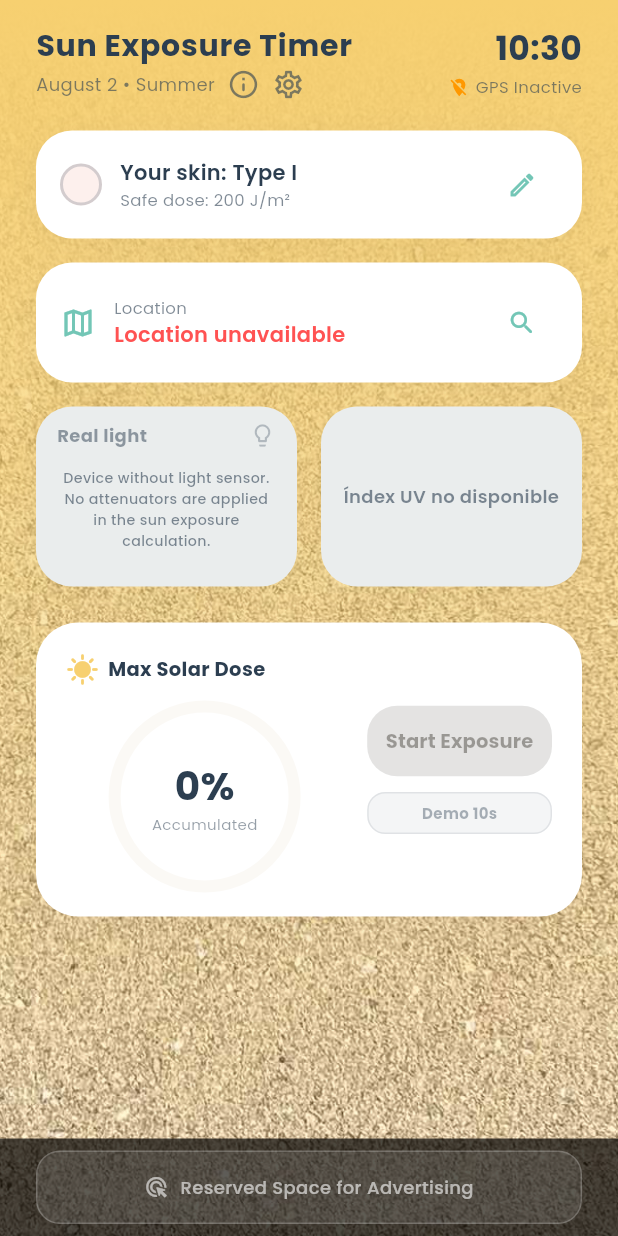
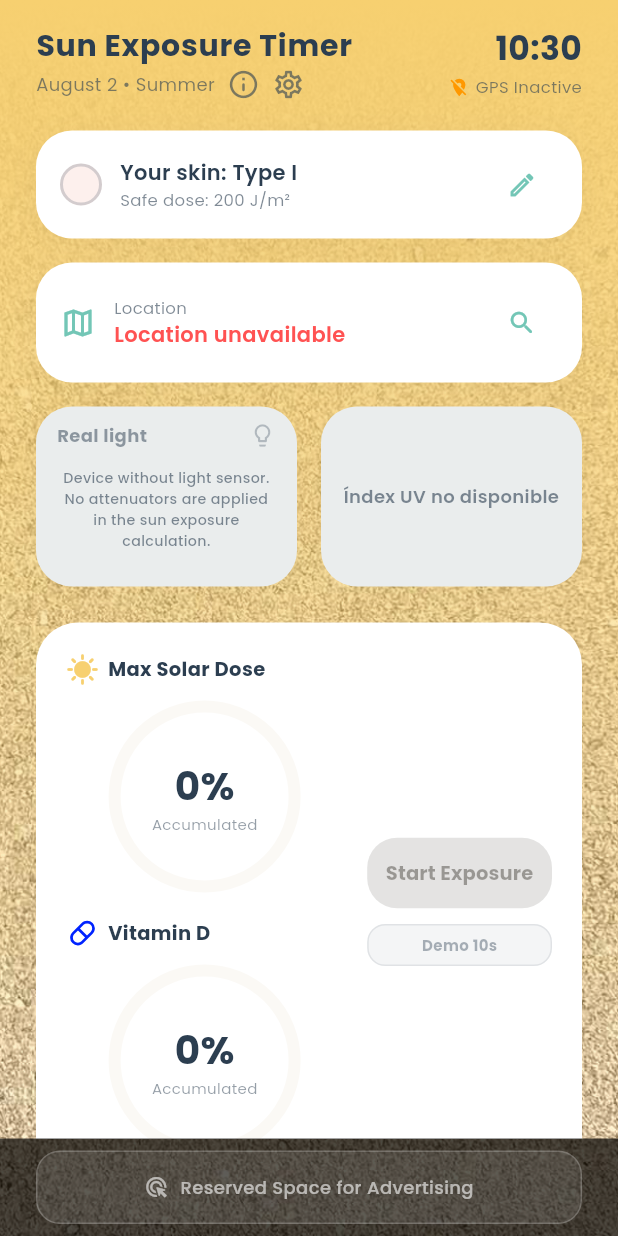
Before and after one commit to oriolrp79/SunExposureTimer, a Flutter app: the screen it shows after launch, after a tap on "Type I", after a tap on "Accept", on a phone screen of 412 x 824 dp. Run offline on Flutter 3.47's test engine with Material 3 defaults, Android fonts, the phone set to English and light mode, and no system bars; our stand-ins replace connectivity_plus, flutter_svg, geolocator, google_fonts, google_mobile_ads, shared_preferences; missing offline and left inert: ambient_light, flutter_ringtone_player, in_app_update; network calls fail.

Commit message:
icon nou i cercle vitamina D

```diff
--- a/lib/main.dart
+++ b/lib/main.dart
@@ -169,6 +169,7 @@ class AppTranslations {
           'UV radiation data based on global meteorological models from NOAA / ECMWF.',
       'estimated_safe_time': 'Estimated Safe Sun Exposure Time',
       'solar_dose_pct': 'Max Solar Dose',
+      'vitamin_d': 'Vitamin D',
       'start_exposure': 'Start Exposure',
       'daily_limit_reached': 'Daily limit reached',
       'cancel_exposure': 'Cancel Exposure',
@@ -262,6 +263,7 @@ class AppTranslations {
           'Datos de radiación UV basados en modelos meteorológicos globales de la NOAA / ECMWF.',
       'estimated_safe_time': 'Tiempo seguro de exposición solar',
       'solar_dose_pct': 'Dosis Solar Máxima',
+      'vitamin_d': 'Vitamina D',
       'start_exposure': 'Iniciar Exposición',
       'daily_limit_reached': 'Límite diario alcanzado',
       'cancel_exposure': 'Cancelar Exposición',
@@ -356,6 +358,7 @@ class AppTranslations {
           'UV-Strahlungsdaten basierend auf globalen meteorologischen Modellen von NOAA / ECMWF.',
       'estimated_safe_time': 'Geschätzte sichere Sonnenexpositionszeit',
       'solar_dose_pct': 'Maximale Sonnendosis',
+      'vitamin_d': 'Vitamin D',
       'start_exposure': 'Exposition starten',
       'daily_limit_reached': 'Tageslimit erreicht',
       'cancel_exposure': 'Exposition abbrechen',
@@ -450,7 +453,8 @@ class AppTranslations {
           'Données de rayonnement UV basées sur les modèles météorologiques mondiaux de la NOAA / CEPMMT.',
       'estimated_safe_time': 'Temps d\'exposition solaire sûr estimé',
       'solar_dose_pct': 'Dose solaire maximale',
-      'start_exposure': 'Démarrer l\'alarme',
+      'vitamin_d': 'Vitamine D',
+      'start_exposure': 'Démarrer l\'exposition',
       'daily_limit_reached': 'Limite quotidienne atteinte',
       'cancel_exposure': 'Annuler l\'exposition',
       'safe_exposure_finished_title': 'Exposition sûre terminée',
@@ -549,6 +553,7 @@ class AppTranslations {
           'Dati sulla radiazione UV basati sui modelli meteorologici globali di NOAA / ECMWF.',
       'estimated_safe_time': 'Tempo di esposizione solare sicuro stimato',
       'solar_dose_pct': 'Dose Solare Massima',
+      'vitamin_d': 'Vitamina D',
       'start_exposure': 'Avvia Esposizione',
       'daily_limit_reached': 'Limite giornaliero raggiunto',
       'cancel_exposure': 'Annulla esposizione',
@@ -646,6 +651,7 @@ class AppTranslations {
           'Dados de radiação UV baseados em modelos meteorológicos globais da NOAA / ECMWF.',
       'estimated_safe_time': 'Tempo seguro estimado de exposição solar',
       'solar_dose_pct': 'Dose Solar Máxima',
+      'vitamin_d': 'Vitamina D',
       'start_exposure': 'Iniciar Exposição',
       'daily_limit_reached': 'Limite diário atingido',
       'cancel_exposure': 'Cancelar exposição',
@@ -742,7 +748,8 @@ class AppTranslations {
           'Dades de radiació UV basades en models meteorològics globals de la NOAA / ECMWF.',
       'estimated_safe_time': 'Temps segur estimat d\'exposició solar',
       'solar_dose_pct': 'Dosi Solar Màxima',
-      'start_exposure': 'Iniciar Alarma',
+      'vitamin_d': 'Vitamina D',
+      'start_exposure': 'Iniciar Exposició',
       'daily_limit_reached': 'Límit diari assolit',
       'cancel_exposure': 'Cancel·lar exposició',
       'safe_exposure_finished_title': 'Exposició segura finalitzada',
@@ -1379,6 +1386,7 @@ class _DashboardScreenState extends State<DashboardScreen>
   int _calculatedSafeMinutes = 0;
   int _remainingSeconds = 0;
   double _accumulatedDosePercentage = 0.0;
+  double _accumulatedVitDPercentage = 0.0;
   Timer? _countdownTimer;
   Timer? _calculationTimer;
   bool _limitReachedToday = false;
@@ -2025,6 +2033,7 @@ class _DashboardScreenState extends State<DashboardScreen>
     setState(() {
       _remainingSeconds = durationSeconds;
       _accumulatedDosePercentage = 0.0;
+      _accumulatedVitDPercentage = 0.0;
       _buttonState = 2;
     });
 
@@ -2061,6 +2070,10 @@ class _DashboardScreenState extends State<DashboardScreen>
           if (_accumulatedDosePercentage > 100.0) {
             _accumulatedDosePercentage = 100.0;
           }
+          _accumulatedVitDPercentage += percentagePerSecond * 4.0;
+          if (_accumulatedVitDPercentage > 100.0) {
+            _accumulatedVitDPercentage = 100.0;
+          }
           double remainingPercentage = 100.0 - _accumulatedDosePercentage;
           _remainingSeconds = (remainingPercentage / percentagePerSecond)
               .round();
@@ -2087,6 +2100,7 @@ class _DashboardScreenState extends State<DashboardScreen>
       _buttonState = 1;
       _demoMode = false;
       _accumulatedDosePercentage = 0.0;
+      _accumulatedVitDPercentage = 0.0;
     });
   }
 
@@ -2135,6 +2149,7 @@ class _DashboardScreenState extends State<DashboardScreen>
     setState(() {
       _demoMode = false;
       _accumulatedDosePercentage = 0.0;
+      _accumulatedVitDPercentage = 0.0;
       if (wasDemo) {
         _buttonState = 1;
       }
@@ -3724,6 +3739,11 @@ class _DashboardScreenState extends State<DashboardScreen>
     return _accumulatedDosePercentage.clamp(0.0, 100.0);
   }
 
+  double get _receivedVitDPercentage {
+    if (_buttonState != 2) return 0.0;
+    return _accumulatedVitDPercentage.clamp(0.0, 100.0);
+  }
+
   // CONTENEDOR UNIFICADO: Dosis Solar % + Countdown circular con porcentaje reseteado/activo + Botón Iniciar alarma
   Widget _buildCombinedExposureCard() {
     final lang = appLanguage.value;
@@ -3807,6 +3827,91 @@ class _DashboardScreenState extends State<DashboardScreen>
                                   fit: BoxFit.scaleDown,
                                   child: Text(
                                     "${dosePercentage.round()}%",
+                                    style: GoogleFonts.poppins(
+                                      fontSize: 26,
+                                      fontWeight: FontWeight.bold,
+                                      color: const Color(0xFF2C3E50),
+                                    ),
+                                  ),
+                                ),
+                              ),
+                              Text(
+                                AppTranslations.getText(lang, 'accumulated'),
+                                style: GoogleFonts.poppins(
+                                  fontSize: 10,
+                                  color: const Color(
+                                    0xFF2C3E50,
+                                  ).withOpacity(0.5),
+                                ),
+                              ),
+                            ],
+                          ),
+                        ),
+                      ],
+                    ),
+                  ),
+                ),
+                const SizedBox(height: 20),
+                Row(
+                  children: [
+                    SvgPicture.asset(
+                      'assets/icons/pill.svg',
+                      width: 22,
+                      height: 22,
+                      colorFilter: const ColorFilter.mode(
+                        Color(0xFF0023FF),
+                        BlendMode.srcIn,
+                      ),
+                    ),
+                    const SizedBox(width: 6),
+                    Expanded(
+                      child: Text(
+                        AppTranslations.getText(lang, 'vitamin_d'),
+                        style: GoogleFonts.poppins(
+                          fontSize: 13,
+                          fontWeight: FontWeight.bold,
+                          color: const Color(0xFF2C3E50),
+                        ),
+                        maxLines: 2,
+                        overflow: TextOverflow.ellipsis,
+                      ),
+                    ),
+                  ],
+                ),
+                const SizedBox(height: 14),
+                Center(
+                  child: SizedBox(
+                    width: 120,
+                    height: 120,
+                    child: Stack(
+                      fit: StackFit.expand,
+                      children: [
+                        Transform(
+                          alignment: Alignment.center,
+                          transform: Matrix4.rotationY(math.pi),
+                          child: CircularProgressIndicator(
+                            value: isRunning
+                                ? (_receivedVitDPercentage / 100.0)
+                                : 0.0,
+                            strokeWidth: 8,
+                            backgroundColor: const Color(0xFFFBF9F5),
+                            valueColor: const AlwaysStoppedAnimation<Color>(
+                              Color(0xFF0023FF),
+                            ),
+                          ),
+                        ),
+                        Center(
+                          child: Column(
+                            mainAxisAlignment: MainAxisAlignment.center,
+                            children: [
+                              Padding(
+                                padding: const EdgeInsets.symmetric(
+                                  horizontal: 8.0,
+                                ),
+                                child: FittedBox(
+                                  fit: BoxFit.scaleDown,
+                                  child: Text(
+                                    "${_receivedVitDPercentage.round()}%",
                                     style: GoogleFonts.poppins(
                                       fontSize: 26,
                                       fontWeight: FontWeight.bold,
--- a/pubspec.yaml
+++ b/pubspec.yaml
@@ -69,6 +69,7 @@ flutter:
   uses-material-design: true
   assets:
     - assets/icons/heat_24.svg
+    - assets/icons/pill.svg
     - assets/sand.jpg
   # To add assets to your application, add an assets section, like this:
   # assets:
```
Also changed, not shown: assets/icons/pill.svg (added), 1 other file.
